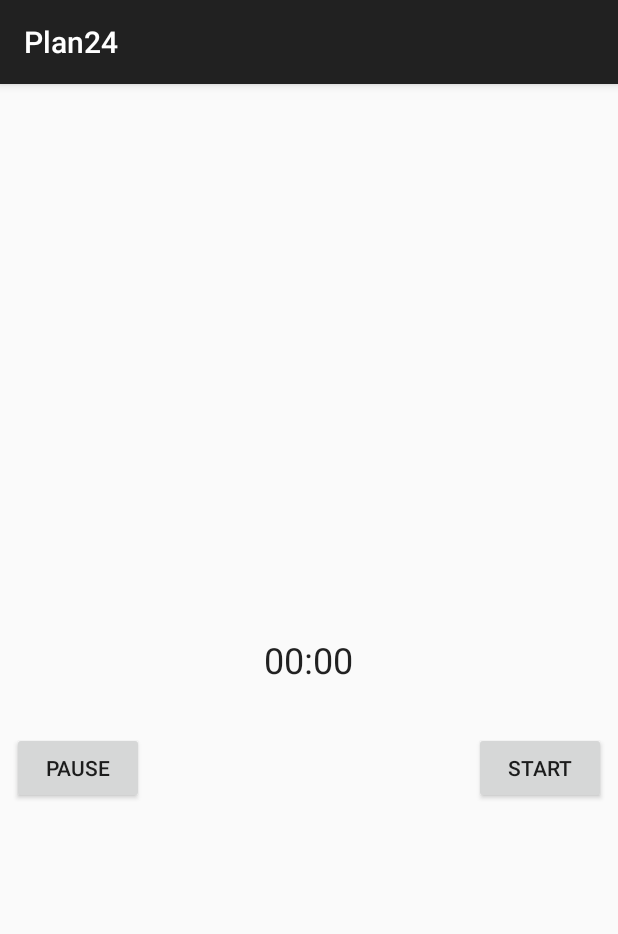
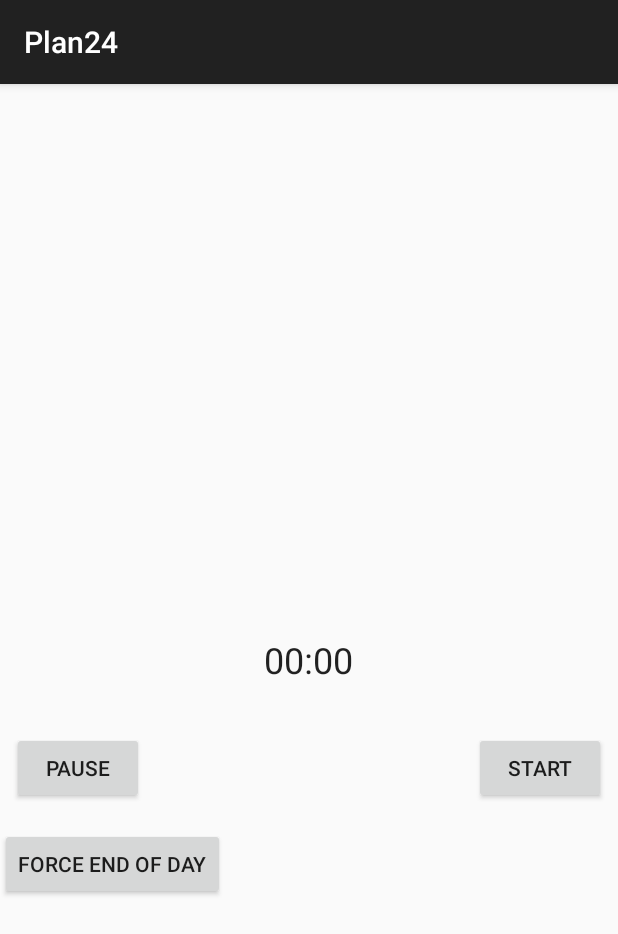
Before and after one commit to taonmahaon/Plan24, an Android app built with Jetpack Compose: the screen it shows after launch (MainActivity), on a phone screen of 412 x 824 dp. Shown: the top 934 px of the screen. Run offline under Robolectric (Android 15) with nearby library versions, the phone set to English and light mode, and no system bars.

Commit message:
pre table build

```diff
--- a/app/build.gradle.kts
+++ b/app/build.gradle.kts
@@ -60,6 +60,7 @@ dependencies {
     implementation("androidx.compose.ui:ui-tooling-preview")
     implementation("androidx.compose.material3:material3")
     implementation("androidx.appcompat:appcompat:1.6.1")
+    implementation("androidx.recyclerview:recyclerview:1.3.2")
     testImplementation("junit:junit:4.13.2")
     androidTestImplementation("androidx.test.ext:junit:1.1.5")
     androidTestImplementation("androidx.test.espresso:espresso-core:3.5.1")
--- a/app/src/main/AndroidManifest.xml
+++ b/app/src/main/AndroidManifest.xml
@@ -24,6 +24,7 @@
                 <category android:name="android.intent.category.LAUNCHER" />
             </intent-filter>
         </activity>
+        <receiver android:name=".EndOfDayReceiver" />
     </application>
 
 </manifest>
--- a/app/src/main/java/com/dev4people/android/plan24/MainActivity.kt
+++ b/app/src/main/java/com/dev4people/android/plan24/MainActivity.kt
@@ -1,14 +1,20 @@
 package com.dev4people.android.plan24
 
+import android.app.AlarmManager
+import android.app.PendingIntent
 import android.content.Context
+import android.content.Intent
 import android.os.Bundle
 import android.os.SystemClock
 import android.widget.Button
 import android.widget.Chronometer
 import androidx.appcompat.app.AppCompatActivity
+import java.util.*
 
 private const val PREF_NAME = "MyPrefs"
-private const val TIME_KEY = "elapsedTime"
+private const val TIME_KEY = "savedTime"
+private const val AUTOSAVE_INTERVAL = 55 * 60 * 1000 // Autosave interval in milliseconds
+
 class MainActivity : AppCompatActivity() {
 
     private lateinit var chronometer: Chronometer
@@ -17,9 +23,7 @@ class MainActivity : AppCompatActivity() {
 
     private var isRunning = false
     private var elapsedTime: Long = 0
-//    private var elapsedTime: Long = 0
-
-    private val goalTime: Long = 4 * 60 * 60 * 1000 // 4 hours in milliseconds
+    private var goalTime: Long = 4 * 60 * 60 * 1000 // 4 hours in milliseconds
 
     override fun onCreate(savedInstanceState: Bundle?) {
         super.onCreate(savedInstanceState)
@@ -39,6 +43,12 @@ class MainActivity : AppCompatActivity() {
         pauseButton.setOnClickListener {
             pauseChronometer()
         }
+
+        // Schedule the end of day task
+        scheduleEndOfDayTask()
+
+        // Start autosave while the app is running
+        startAutosave()
     }
 
     private fun startChronometer() {
@@ -54,7 +64,6 @@ class MainActivity : AppCompatActivity() {
             chronometer.stop()
             elapsedTime = SystemClock.elapsedRealtime() - chronometer.base
             isRunning = false
-
             saveTime(elapsedTime) // Save the elapsed time
             checkGoalAchievement(elapsedTime)
         }
@@ -62,13 +71,12 @@ class MainActivity : AppCompatActivity() {
 
     private fun checkGoalAchievement(elapsedTime: Long) {
         if (elapsedTime >= goalTime) {
-            // Записываем время, так как цель достигнута
-            // TODO: Сохранение времени
+            // Write code to handle goal achievement
         } else {
-            // Увеличиваем цель на следующий день
+            // Increase the goal for the next day
             val remainingTime = goalTime - elapsedTime
             val nextDayGoal = goalTime + (remainingTime * 2)
-            // TODO: Сохранение новой цели на следующий день
+            // Write code to save the new goal for the next day
         }
     }
 
@@ -81,16 +89,36 @@ class MainActivity : AppCompatActivity() {
 
     private fun getSavedTime(): Long {
         val sharedPreferences = getSharedPreferences(PREF_NAME, Context.MODE_PRIVATE)
-        // Retrieve the saved time, or return 0L if not found
         return sharedPreferences.getLong(TIME_KEY, 0L)
     }
 
-    override fun onStop() {
-        super.onStop()
+    private fun scheduleEndOfDayTask() {
+        val calendar = Calendar.getInstance()
+        calendar.set(Calendar.HOUR_OF_DAY, 23)
+        calendar.set(Calendar.MINUTE, 59)
+        calendar.set(Calendar.SECOND, 59)
 
-        // Save the elapsed time when the app is closing
-        val elapsedTime = SystemClock.elapsedRealtime() - chronometer.base
-        saveTime(elapsedTime)
+        val intent = Intent(this, EndOfDayReceiver::class.java)
+        val pendingIntent = PendingIntent.getBroadcast(this, 0, intent, PendingIntent.FLAG_UPDATE_CURRENT)
+
+        val alarmManager = getSystemService(Context.ALARM_SERVICE) as AlarmManager
+        alarmManager.setRepeating(
+            AlarmManager.RTC_WAKEUP,
+            calendar.timeInMillis,
+            AlarmManager.INTERVAL_DAY,
+            pendingIntent
+        )
     }
 
+    private fun startAutosave() {
+        val handler = android.os.Handler()
+        handler.postDelayed(object : Runnable {
+            override fun run() {
+                if (isRunning) {
+                    saveTime(elapsedTime)
+                }
+                handler.postDelayed(this, AUTOSAVE_INTERVAL.toLong())
+            }
+        }, AUTOSAVE_INTERVAL.toLong())
+    }
 }
--- a/app/src/main/res/layout/activity_main.xml
+++ b/app/src/main/res/layout/activity_main.xml
@@ -32,4 +32,19 @@
         android:layout_alignParentStart="true"
         android:text="Pause" />
 
+    <Button
+        android:id="@+id/forceEndOfDayButton"
+        android:layout_width="wrap_content"
+        android:layout_height="wrap_content"
+        android:text="Force End of Day"
+        android:layout_below="@id/pauseButton"
+        android:layout_marginTop="16dp"/>
+
+    <androidx.recyclerview.widget.RecyclerView
+        android:id="@+id/dataRecyclerView"
+        android:layout_width="match_parent"
+        android:layout_height="match_parent"
+        android:layout_below="@id/forceEndOfDayButton"
+        android:layout_marginTop="16dp"/>
+
 </RelativeLayout>
```
Also changed, not shown: app/src/main/java/com/dev4people/android/plan24/DataAdapter.kt (added, +31 -0 lines), app/src/main/java/com/dev4people/android/plan24/EndOfDayReceiver.kt (added, +37 -0 lines).
